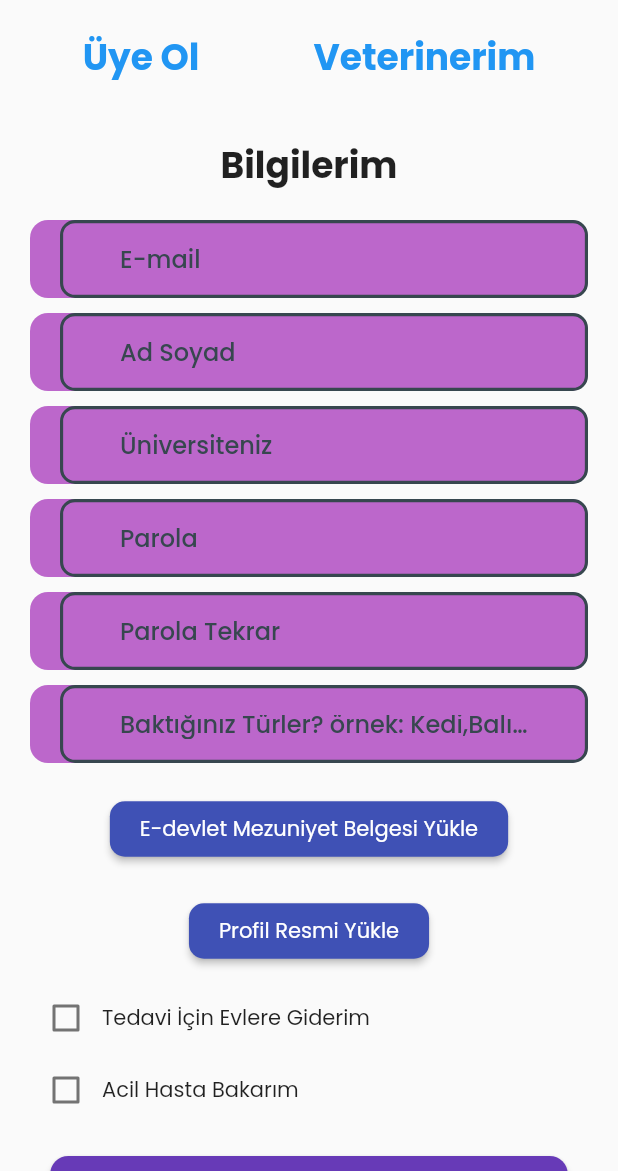
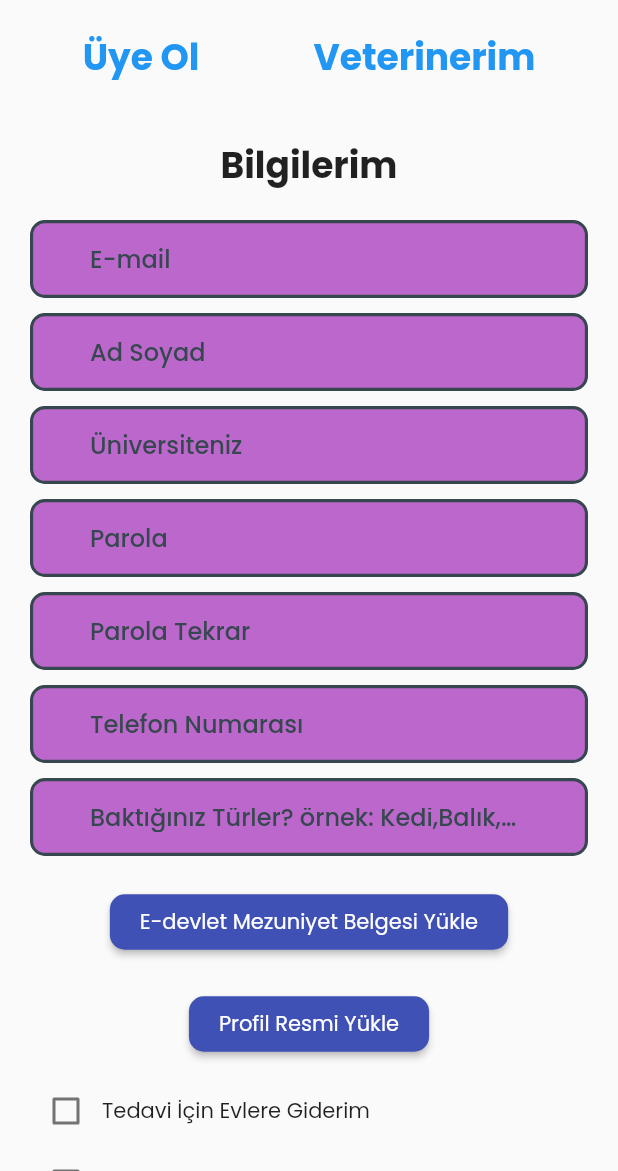
Before and after one commit to ElanurToptas/ANTHELION, a Flutter app: the SignUpScreen screen opened directly, after a tap on "Veterinerim", on a phone screen of 412 x 824 dp, the part 65-1236 px from its top. Run offline on Flutter 3.47's test engine with Material 2 defaults, Android fonts, the phone set to English and light mode, and no system bars; our stand-ins replace cloud_firestore, firebase_auth, firebase_core, firebase_storage, flutter_heatmap_calendar, google_fonts and 2 more; missing offline and left inert: flutter_pdfview; accounts and stored records are empty; network calls fail.

Commit message:
Telefon Numarası Eklendi
Telefon Numarası Kayıt  Ekranına eklendi bazı hatalar giderildi

```diff
--- a/lib/login_signup/users_signup.dart
+++ b/lib/login_signup/users_signup.dart
@@ -57,8 +57,6 @@ class _RegisterPageState extends State<RegisterPage> {
                     DecoratedBox(
 
                       decoration: BoxDecoration(color: Color.fromARGB(218, 177, 78, 195),borderRadius: BorderRadius.circular(12)),
-                      child: Padding(
-                        padding: const EdgeInsets.only(left:20.0),
                       child: TextFormField(
                         controller: _emailController,
                         decoration: InputDecoration(
@@ -68,14 +66,11 @@ class _RegisterPageState extends State<RegisterPage> {
 
                       ),
                     ),
-                    ),
                     SizedBox(height: 10,),
                     // Ad Soyad kısmı
                     DecoratedBox(
 
                       decoration: BoxDecoration(color: Color.fromARGB(218, 177, 78, 195),borderRadius: BorderRadius.circular(12)),
-                      child: Padding(
-                         padding: const EdgeInsets.only(left:20.0),
                       child: TextFormField(
                         controller: _namesurnameController,
                         decoration: InputDecoration(
@@ -86,14 +81,11 @@ class _RegisterPageState extends State<RegisterPage> {
 
                       ),
                     ),
-                    ),
                     SizedBox(height: 10,),
                     // Parola kısmı
                     DecoratedBox(
 
                       decoration: BoxDecoration(color: Color.fromARGB(218, 177, 78, 195),borderRadius: BorderRadius.circular(12)),
-                      child: Padding(
-                         padding: const EdgeInsets.only(left:20.0),
                       child: TextFormField(
                         controller: _passwordController,
                         decoration: InputDecoration(
@@ -104,13 +96,10 @@ class _RegisterPageState extends State<RegisterPage> {
 
                       ),
                     ),
-                    ),
                     SizedBox(height: 10,),
                     //Parola  tekrar Kısmı
                     DecoratedBox(
                       decoration: BoxDecoration(color: Color.fromARGB(218, 177, 78, 195),borderRadius: BorderRadius.circular(12)) ,
-                      child: Padding(
-                        padding: const EdgeInsets.only(left:20.0),
                       child: TextFormField(
                         controller: _confirmPasswordController,
                         decoration: InputDecoration(
@@ -119,7 +108,6 @@ class _RegisterPageState extends State<RegisterPage> {
                           ),
                         obscureText: true,
 
-                        ),
                       ),
                     ),
                     SizedBox(height: 10,),
@@ -138,8 +126,6 @@ class _RegisterPageState extends State<RegisterPage> {
                               color: Color.fromARGB(218, 177, 78, 195),
                               borderRadius: BorderRadius.circular(12),
                             ),
-                            child: Padding(
-                              padding: const EdgeInsets.only(left: 20.0),
                             child: TextFormField(
                               decoration: InputDecoration(
                                 labelText: 'Evcil Hayvan Chip ID',
@@ -150,7 +136,6 @@ class _RegisterPageState extends State<RegisterPage> {
                                   pet['chipId'] = value;
                                 });
                               },
-                              ),
                             ),
                           ),
                           SizedBox(height: 10),
--- a/lib/login_signup/vet_signup.dart
+++ b/lib/login_signup/vet_signup.dart
@@ -25,6 +25,7 @@ class _VetRegisterPageState extends State<VetRegisterPage> {
   TextEditingController _namesurnameController = TextEditingController();
   TextEditingController _universityController = TextEditingController();
   TextEditingController _speciesController = TextEditingController();
+  TextEditingController _phoneNumberController = TextEditingController();
   bool _checkValue1 = false;
   bool _checkValue2 = false;
 
@@ -76,8 +77,6 @@ class _VetRegisterPageState extends State<VetRegisterPage> {
                     SizedBox(height: 10,),
                     DecoratedBox(
                       decoration: BoxDecoration(color: Color.fromARGB(218, 177, 78, 195),borderRadius: BorderRadius.circular(12)),
-                      child: Padding(
-                        padding: const EdgeInsets.only(left:20.0),
                       child: TextFormField(
                         controller: _emailController,
                         decoration: InputDecoration(
@@ -86,12 +85,9 @@ class _VetRegisterPageState extends State<VetRegisterPage> {
                           ),
 
                       ),
-                      ),
                     ),SizedBox(height: 10,),
                     DecoratedBox(
                       decoration: BoxDecoration(color: Color.fromARGB(218, 177, 78, 195),borderRadius: BorderRadius.circular(12)),
-                      child: Padding(
-                        padding: const EdgeInsets.only(left:20.0),
                       child: TextFormField(
                         controller: _namesurnameController,
                         decoration: InputDecoration(
@@ -101,12 +97,9 @@ class _VetRegisterPageState extends State<VetRegisterPage> {
 
                       ),
                     ),
-                    ),
                     SizedBox(height: 10,),
                     DecoratedBox(
                       decoration: BoxDecoration(color: Color.fromARGB(218, 177, 78, 195),borderRadius: BorderRadius.circular(12)),
-                      child: Padding(
-                        padding: const EdgeInsets.only(left:20.0),
                       child: TextFormField(
                         controller: _universityController,
                         decoration: InputDecoration(
@@ -116,12 +109,9 @@ class _VetRegisterPageState extends State<VetRegisterPage> {
 
                       ),
                     ),
-                    ),
                     SizedBox(height: 10,),
                     // Parola kısmı
                     DecoratedBox(decoration: BoxDecoration(color: Color.fromARGB(218, 177, 78, 195),borderRadius: BorderRadius.circular(12)),
-                      child: Padding(
-                         padding: const EdgeInsets.only(left:20.0),
                       child: TextFormField(
                         controller: _passwordController,
                         decoration: InputDecoration(
@@ -132,13 +122,10 @@ class _VetRegisterPageState extends State<VetRegisterPage> {
 
                       ),
                     ),
-                    ),
                     SizedBox(height: 10,),
                     //Parola  tekrar Kısmı
                     DecoratedBox(
                       decoration: BoxDecoration(color: Color.fromARGB(218, 177, 78, 195),borderRadius: BorderRadius.circular(12)) ,
-                      child: Padding(
-                        padding: const EdgeInsets.only(left:20.0),
                       child: TextFormField(
                         controller: _confirmPasswordController,
                         decoration: InputDecoration(
@@ -148,13 +135,23 @@ class _VetRegisterPageState extends State<VetRegisterPage> {
                         obscureText: true,
 
                       ),
+                    ), SizedBox(height: 10,),
+                    // Telefon numarasını aldığımız kısım
+                     DecoratedBox(
+                      decoration: BoxDecoration(color: Color.fromARGB(218, 177, 78, 195),borderRadius: BorderRadius.circular(12)) ,
+                      child: TextFormField(
+                        controller: _phoneNumberController,
+                        decoration: InputDecoration(
+                          labelText: 'Telefon Numarası',
+                          border: InputBorder.none
+                          ),
+
+
                       ),
                     ),
                     SizedBox(height: 10,),
                     DecoratedBox(
                       decoration: BoxDecoration(color: Color.fromARGB(218, 177, 78, 195),borderRadius: BorderRadius.circular(12)),
-                      child: Padding(
-                        padding: const EdgeInsets.only(left:20.0),
                       child: TextFormField(
                         controller: _speciesController,
                         decoration: InputDecoration(
@@ -162,7 +159,6 @@ class _VetRegisterPageState extends State<VetRegisterPage> {
                           border: InputBorder.none
                           ),
 
-                        ),
                       ),
                     ),
                     SizedBox(height: 20.0),
@@ -248,6 +244,7 @@ class _VetRegisterPageState extends State<VetRegisterPage> {
        'name': _namesurnameController.text,
        'university': _universityController.text,
        'species': _speciesController.text,
+        'phone number': _phoneNumberController.text
     });
     // Resmi Firebase Storage'a yükle
       final storageRef = FirebaseStorage.instance.ref().child('Veterinarians/$uid/profile_image.jpg');
```
Lines whose indentation alone changed are shown as unchanged.
